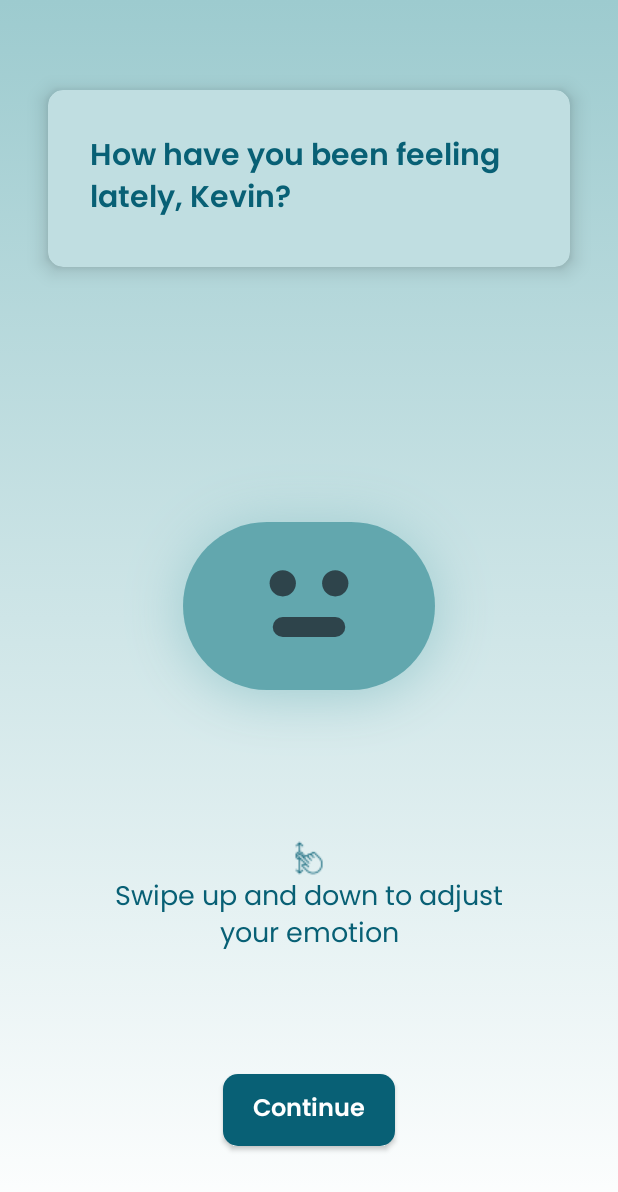
After one commit to MindsSpace/mindspace-mobile, an Android app: the MoodProfilingActivity screen opened directly, with no data from a screen before it, on a phone screen of 412 x 824 dp. The commit adds this screen. Shown: the top 1192 px of the screen. Run offline under Robolectric (Android 15) with nearby library versions, the phone set to English and light mode, and no system bars; 1 statement that could not run was skipped.

Commit message:
feat: add greeting and mood profiling activity

```diff
--- a/app/src/main/AndroidManifest.xml
+++ b/app/src/main/AndroidManifest.xml
@@ -12,6 +12,9 @@
         android:supportsRtl="true"
         android:theme="@style/Theme.MindSpace"
         tools:targetApi="31">
+        <activity
+            android:name=".view.MoodProfilingActivity"
+            android:exported="false" />
         <activity
             android:name=".view.GreetingActivity"
             android:exported="false" />
--- a/app/src/main/java/com/dicoding/mindspace/view/GreetingActivity.kt
+++ b/app/src/main/java/com/dicoding/mindspace/view/GreetingActivity.kt
@@ -1,6 +1,9 @@
 package com.dicoding.mindspace.view
 
+import android.content.Intent
 import android.os.Bundle
+import android.os.Handler
+import android.os.Looper
 import androidx.activity.enableEdgeToEdge
 import androidx.appcompat.app.AppCompatActivity
 import androidx.core.view.ViewCompat
@@ -18,7 +21,13 @@ class GreetingActivity : AppCompatActivity() {
     }
 
     private fun setupAction() {
+        val delayMillis: Long = 3000
 
+        Handler(Looper.getMainLooper()).postDelayed({
+            val intent = Intent(this, MoodProfilingActivity::class.java)
+            startActivity(intent)
+            finish()
+        }, delayMillis)
     }
 
     private fun setupView() {
--- /dev/null
+++ b/app/src/main/java/com/dicoding/mindspace/view/MoodProfilingActivity.kt
@@ -0,0 +1,57 @@
+package com.dicoding.mindspace.view
+
+import android.annotation.SuppressLint
+import android.os.Bundle
+import android.view.MotionEvent
+import androidx.activity.enableEdgeToEdge
+import androidx.appcompat.app.AppCompatActivity
+import androidx.core.view.ViewCompat
+import androidx.core.view.WindowInsetsCompat
+import com.dicoding.mindspace.R
+import com.dicoding.mindspace.databinding.ActivityMoodProfilingBinding
+
+class MoodProfilingActivity : AppCompatActivity() {
+    private lateinit var binding: ActivityMoodProfilingBinding
+    private var initialY = 0f
+
+    override fun onCreate(savedInstanceState: Bundle?) {
+        super.onCreate(savedInstanceState)
+        setupView()
+        setupAction()
+    }
+
+    @SuppressLint("ClickableViewAccessibility")
+    private fun setupAction() {
+        val swipeArea = binding.swipeArea
+        val emoji = binding.emojiView
+
+        swipeArea.setOnTouchListener { _, event ->
+            when (event.action) {
+                MotionEvent.ACTION_DOWN -> {
+                    initialY = event.y
+                    true
+                }
+                MotionEvent.ACTION_MOVE -> {
+                    val deltaY = initialY - event.y
+                    emoji.updateEmotionLevel(deltaY.toInt())
+                    initialY = event.y
+                    true
+                }
+                else -> false
+            }
+        }
+
+        val emotionLevel = emoji.getEmotionLevel()
+    }
+
+    private fun setupView() {
+        enableEdgeToEdge()
+        binding = ActivityMoodProfilingBinding.inflate(layoutInflater)
+        setContentView(binding.root)
+        ViewCompat.setOnApplyWindowInsetsListener(findViewById(R.id.main)) { v, insets ->
+            val systemBars = insets.getInsets(WindowInsetsCompat.Type.systemBars())
+            v.setPadding(systemBars.left, systemBars.top, systemBars.right, systemBars.bottom)
+            insets
+        }
+    }
+}
--- /dev/null
+++ b/app/src/main/java/com/dicoding/mindspace/view/canvas/EmojiView.kt
@@ -0,0 +1,99 @@
+package com.dicoding.mindspace.view.canvas
+
+import android.content.Context
+import android.graphics.Canvas
+import android.graphics.Paint
+import android.graphics.Path
+import android.util.AttributeSet
+import android.view.View
+import androidx.core.content.ContextCompat
+import com.dicoding.mindspace.R
+
+class EmojiView @JvmOverloads constructor(
+    context: Context, attrs: AttributeSet? = null, defStyleAttr: Int = 0
+) : View(context, attrs, defStyleAttr) {
+    private val facePaint = Paint().apply {
+        color = ContextCompat.getColor(context, R.color.green_400)
+        style = Paint.Style.FILL
+        setShadowLayer(48f, 0f, 4f, ContextCompat.getColor(context, R.color.green_300))
+    }
+
+    private val eyePaint = Paint().apply {
+        color = ContextCompat.getColor(context, R.color.green_900)
+        style = Paint.Style.FILL
+    }
+
+    private val mouthPaint = Paint().apply {
+        color = ContextCompat.getColor(context, R.color.green_900)
+        style = Paint.Style.STROKE
+        strokeWidth = 20f
+        strokeCap = Paint.Cap.ROUND
+    }
+
+    private var emotionLevel = 0 // -10 (saddest) to 10 (happiest)
+    private val maxEmotionLevel = 10
+    private val minEmotionLevel = -10
+
+    init {
+        setLayerType(LAYER_TYPE_SOFTWARE, null)
+    }
+
+    override fun onDraw(canvas: Canvas) {
+        super.onDraw(canvas)
+        drawFace(canvas)
+        drawEyes(canvas)
+        drawMouth(canvas)
+    }
+
+    private fun drawFace(canvas: Canvas) {
+        val left = width * 0.2f
+        val top = height * 0.3f
+        val right = width * 0.8f
+        val bottom = height * 0.7f
+        val rx = 999f
+        val ry = 999f
+
+        canvas.drawRoundRect(left, top, right, bottom, rx, ry, facePaint)
+    }
+
+    private fun drawEyes(canvas: Canvas) {
+        val centerX = width / 2f
+        val faceTop = height * 0.3f
+        val faceBottom = height * 0.675f // Upper half for the eyes
+        val centerY = (faceTop + faceBottom) / 2f
+        val eyeRadius = width.coerceAtMost(height) / 32f
+        val eyeOffsetX = width.coerceAtMost(height) / 16f
+        val eyeOffsetY = width.coerceAtMost(height) / 24f
+
+        canvas.drawCircle(centerX - eyeOffsetX, centerY - eyeOffsetY, eyeRadius, eyePaint)
+        canvas.drawCircle(centerX + eyeOffsetX, centerY - eyeOffsetY, eyeRadius, eyePaint)
+    }
+
+    private fun drawMouth(canvas: Canvas) {
+        val centerX = width / 2f
+        val faceTop = height * 0.45f // Lower half for the mouth
+        val faceBottom = height * 0.65f
+        val centerY = (faceTop + faceBottom) / 2f
+        val mouthWidth = width / 16f
+        val maxMouthHeight = (faceBottom - faceTop) / 4f
+
+        // Calculate the mouthHeight based on emotionLevel, ensuring it's within the bounds
+        val mouthHeight = (emotionLevel / 10f) * maxMouthHeight
+
+        val path = Path()
+        path.moveTo(centerX - mouthWidth, centerY)
+        path.quadTo(centerX, centerY + mouthHeight * 2, centerX + mouthWidth, centerY)
+
+        canvas.drawPath(path, mouthPaint)
+    }
+
+    fun updateEmotionLevel(deltaY: Int) {
+        emotionLevel += deltaY / 10 // Adjust the divisor for sensitivity
+        emotionLevel = emotionLevel.coerceIn(minEmotionLevel, maxEmotionLevel)
+        invalidate()
+    }
+
+    fun getEmotionLevel(): Int {
+        return emotionLevel
+    }
+}
--- a/app/src/main/res/layout/activity_greeting.xml
+++ b/app/src/main/res/layout/activity_greeting.xml
@@ -9,8 +9,8 @@
     tools:context=".view.GreetingActivity">
 
     <com.dicoding.mindspace.view.canvas.MoonView
-        android:layout_width="200dp"
-        android:layout_height="200dp"
+        android:layout_width="240dp"
+        android:layout_height="240dp"
         android:foregroundGravity="center"
         app:layout_constraintEnd_toEndOf="parent"
         app:layout_constraintStart_toStartOf="parent"
--- /dev/null
+++ b/app/src/main/res/layout/activity_mood_profiling.xml
@@ -0,0 +1,92 @@
+<?xml version="1.0" encoding="utf-8"?>
+<androidx.constraintlayout.widget.ConstraintLayout xmlns:android="http://schemas.android.com/apk/res/android"
+    xmlns:app="http://schemas.android.com/apk/res-auto"
+    xmlns:tools="http://schemas.android.com/tools"
+    android:id="@+id/main"
+    android:layout_width="match_parent"
+    android:layout_height="match_parent"
+    android:background="@drawable/bg_screen"
+    tools:context=".view.MoodProfilingActivity">
+
+    <androidx.cardview.widget.CardView
+        android:id="@+id/mode_profiling_question"
+        android:layout_width="match_parent"
+        android:layout_height="wrap_content"
+        android:layout_marginHorizontal="32dp"
+        android:layout_marginTop="60dp"
+        app:cardBackgroundColor="@color/green_200"
+        app:cardCornerRadius="10dp"
+        app:cardElevation="8dp"
+        app:layout_constraintEnd_toEndOf="parent"
+        app:layout_constraintStart_toStartOf="parent"
+        app:layout_constraintTop_toTopOf="parent">
+
+        <LinearLayout
+            android:layout_width="wrap_content"
+            android:layout_height="match_parent"
+            android:padding="28dp">
+
+            <TextView
+                android:layout_width="wrap_content"
+                android:layout_height="wrap_content"
+                android:fontFamily="@font/poppins_semibold"
+                android:text="@string/mood_profiling_question"
+                android:textColor="@color/primary"
+                android:textSize="20sp" />
+
+        </LinearLayout>
+
+    </androidx.cardview.widget.CardView>
+
+    <LinearLayout
+        android:id="@+id/swipe_area"
+        android:layout_width="match_parent"
+        android:layout_height="wrap_content"
+        android:layout_marginHorizontal="32dp"
+        android:paddingBottom="24dp"
+        android:orientation="vertical"
+        app:layout_constraintTop_toBottomOf="@id/mode_profiling_question"
+        app:layout_constraintBottom_toTopOf="@id/mood_continue_btn"
+        app:layout_constraintStart_toStartOf="parent"
+        app:layout_constraintEnd_toEndOf="parent">
+
+        <com.dicoding.mindspace.view.canvas.EmojiView
+            android:id="@+id/emojiView"
+            android:layout_width="280dp"
+            android:layout_height="280dp"
+            android:layout_gravity="center"
+            android:layout_marginTop="32dp"
+            app:layout_constraintBottom_toBottomOf="parent"
+            app:layout_constraintEnd_toEndOf="parent"
+            app:layout_constraintStart_toStartOf="parent"
+            app:layout_constraintTop_toTopOf="parent" />
+
+        <TextView
+            android:layout_width="280dp"
+            android:layout_height="wrap_content"
+            android:layout_gravity="center"
+            android:layout_marginTop="16dp"
+            android:fontFamily="@font/poppins_regular"
+            android:text="@string/mood_instruction"
+            android:textAlignment="center"
+            android:textColor="@color/primary"
+            android:textSize="18sp"
+            app:drawableTopCompat="@drawable/up_down_icon" />
+
+    </LinearLayout>
+
+    <com.dicoding.mindspace.component.CustomButton
+        android:id="@+id/mood_continue_btn"
+        android:layout_width="wrap_content"
+        android:layout_height="wrap_content"
+        android:layout_gravity="center"
+        android:layout_marginTop="24dp"
+        android:layout_marginBottom="60dp"
+        android:paddingHorizontal="20dp"
+        android:paddingVertical="10dp"
+        android:text="@string/continue_text"
+        app:layout_constraintBottom_toBottomOf="parent"
+        app:layout_constraintEnd_toEndOf="parent"
+        app:layout_constraintStart_toStartOf="parent" />
+
+</androidx.constraintlayout.widget.ConstraintLayout>
--- a/app/src/main/res/values/strings.xml
+++ b/app/src/main/res/values/strings.xml
@@ -5,8 +5,10 @@
     <string name="continue_text">Continue</string>
     <string name="greeting">Hey there!</string>
     <string name="nickname_description">Since we haven’t know what to call you, fill in your nickname below and you can continue your journey!</string>
-    <string name="nickname_placeholder">Choose a nickname...</string>
+    <string name="nickname_placeholder">Choose a nickname…</string>
     <string name="pin_title">Enter your pin</string>
     <string name="pin_description">Everything you share here can’t be exposed to others right? so put a pin for your space, Kevin!</string>
     <string name="greeting_nickname">Hi, Kevin</string>
+    <string name="mood_profiling_question">How have you been feeling lately, Kevin?</string>
+    <string name="mood_instruction">Swipe up and down to adjust your emotion</string>
 </resources>
```
Also changed, not shown: app/src/main/res/drawable/up_down_icon.png (added).
